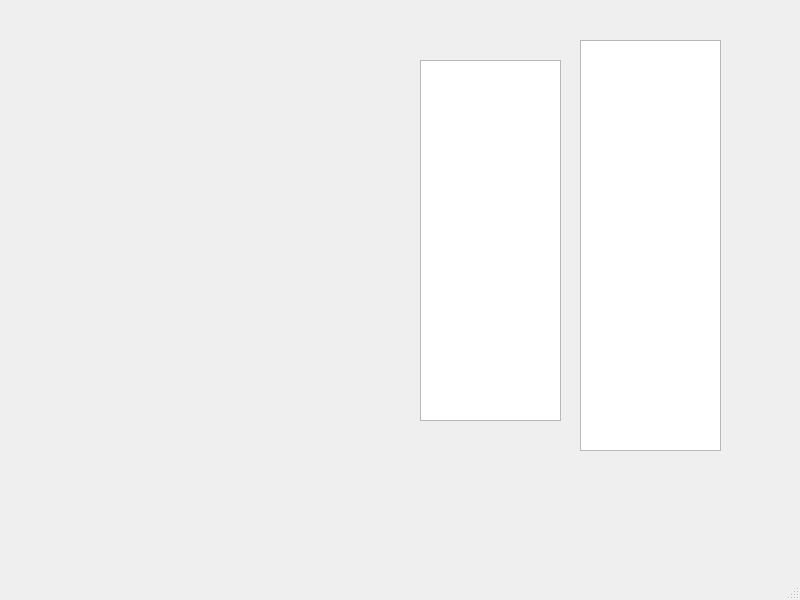
Old version of the form ui/hrm_ui.ui in the repository ccnuktd/hrm_python.
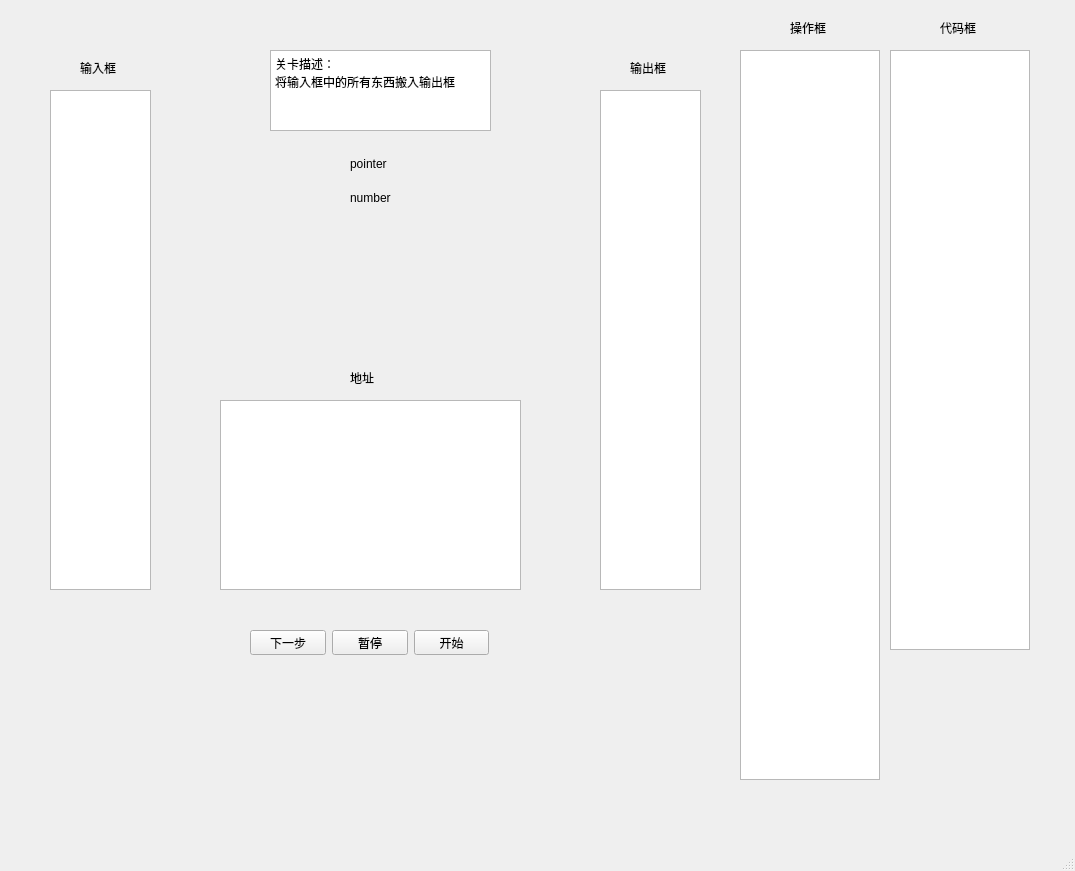
New version of the form. Custom widgets are drawn as their Qt base class.

The edit to the form file:
```diff
--- a/ui/hrm_ui.ui
+++ b/ui/hrm_ui.ui
@@ -6,44 +6,202 @@
    <rect>
     <x>0</x>
     <y>0</y>
-    <width>800</width>
-    <height>600</height>
+    <width>1075</width>
+    <height>871</height>
    </rect>
   </property>
   <property name="windowTitle">
    <string>MainWindow</string>
   </property>
   <widget class="QWidget" name="centralwidget">
-   <widget class="QWidget" name="widget" native="true">
-    <property name="geometry">
-     <rect>
-      <x>250</x>
-      <y>40</y>
-      <width>311</width>
-      <height>431</height>
-     </rect>
-    </property>
-    <widget class="OperationDropList" name="u_op_droplist">
-     <property name="geometry">
-      <rect>
-       <x>170</x>
-       <y>20</y>
-       <width>141</width>
-       <height>361</height>
-      </rect>
-     </property>
-    </widget>
-   </widget>
    <widget class="CodeDropList" name="u_code_droplist">
     <property name="geometry">
      <rect>
-      <x>580</x>
-      <y>40</y>
-      <width>141</width>
-      <height>411</height>
+      <x>890</x>
+      <y>50</y>
+      <width>140</width>
+      <height>600</height>
      </rect>
     </property>
    </widget>
+   <widget class="OperationDropList" name="u_op_droplist">
+    <property name="geometry">
+     <rect>
+      <x>740</x>
+      <y>50</y>
+      <width>140</width>
+      <height>730</height>
+     </rect>
+    </property>
+   </widget>
+   <widget class="QListWidget" name="u_input_list">
+    <property name="geometry">
+     <rect>
+      <x>50</x>
+      <y>90</y>
+      <width>101</width>
+      <height>500</height>
+     </rect>
+    </property>
+   </widget>
+   <widget class="QListWidget" name="u_output_list">
+    <property name="geometry">
+     <rect>
+      <x>600</x>
+      <y>90</y>
+      <width>101</width>
+      <height>500</height>
+     </rect>
+    </property>
+   </widget>
+   <widget class="QTableWidget" name="u_register_group">
+    <property name="geometry">
+     <rect>
+      <x>220</x>
+      <y>400</y>
+      <width>301</width>
+      <height>190</height>
+     </rect>
+    </property>
+   </widget>
+   <widget class="QPlainTextEdit" name="u_desc">
+    <property name="geometry">
+     <rect>
+      <x>270</x>
+      <y>50</y>
+      <width>221</width>
+      <height>81</height>
+     </rect>
+    </property>
+    <property name="plainText">
+     <string>关卡描述：
+将输入框中的所有东西搬入输出框</string>
+    </property>
+   </widget>
+   <widget class="QLabel" name="u_input_lable">
+    <property name="geometry">
+     <rect>
+      <x>80</x>
+      <y>60</y>
+      <width>41</width>
+      <height>16</height>
+     </rect>
+    </property>
+    <property name="text">
+     <string>输入框</string>
+    </property>
+   </widget>
+   <widget class="QLabel" name="u_output_label">
+    <property name="geometry">
+     <rect>
+      <x>630</x>
+      <y>60</y>
+      <width>41</width>
+      <height>16</height>
+     </rect>
+    </property>
+    <property name="text">
+     <string>输出框</string>
+    </property>
+   </widget>
+   <widget class="QLabel" name="u_operation_label">
+    <property name="geometry">
+     <rect>
+      <x>790</x>
+      <y>20</y>
+      <width>41</width>
+      <height>16</height>
+     </rect>
+    </property>
+    <property name="text">
+     <string>操作框</string>
+    </property>
+   </widget>
+   <widget class="QLabel" name="u_code_label">
+    <property name="geometry">
+     <rect>
+      <x>940</x>
+      <y>20</y>
+      <width>41</width>
+      <height>16</height>
+     </rect>
+    </property>
+    <property name="text">
+     <string>代码框</string>
+    </property>
+   </widget>
+   <widget class="QLabel" name="u_register_group_label">
+    <property name="geometry">
+     <rect>
+      <x>350</x>
+      <y>370</y>
+      <width>41</width>
+      <height>16</height>
+     </rect>
+    </property>
+    <property name="text">
+     <string>地址</string>
+    </property>
+   </widget>
+   <widget class="QWidget" name="layoutWidget">
+    <property name="geometry">
+     <rect>
+      <x>250</x>
+      <y>630</y>
+      <width>239</width>
+      <height>25</height>
+     </rect>
+    </property>
+    <layout class="QHBoxLayout" name="horizontalLayout">
+     <item>
+      <widget class="QPushButton" name="u_next_btn">
+       <property name="text">
+        <string>下一步</string>
+       </property>
+      </widget>
+     </item>
+     <item>
+      <widget class="QPushButton" name="u_pause_btn">
+       <property name="text">
+        <string>暂停</string>
+       </property>
+      </widget>
+     </item>
+     <item>
+      <widget class="QPushButton" name="u_state_btn">
+       <property name="text">
+        <string>开始</string>
+       </property>
+      </widget>
+     </item>
+    </layout>
+   </widget>
+   <widget class="QWidget" name="layoutWidget">
+    <property name="geometry">
+     <rect>
+      <x>350</x>
+      <y>150</y>
+      <width>44</width>
+      <height>61</height>
+     </rect>
+    </property>
+    <layout class="QVBoxLayout" name="verticalLayout">
+     <item>
+      <widget class="QLabel" name="u_pointer_label">
+       <property name="text">
+        <string>pointer</string>
+       </property>
+      </widget>
+     </item>
+     <item>
+      <widget class="QLabel" name="u_pointer">
+       <property name="text">
+        <string>number</string>
+       </property>
+      </widget>
+     </item>
+    </layout>
+   </widget>
   </widget>
   <widget class="QMenuBar" name="menubar">
    <property name="geometry">
```
Left out of the diff: 2 changed lines with no effect on the pictures.
